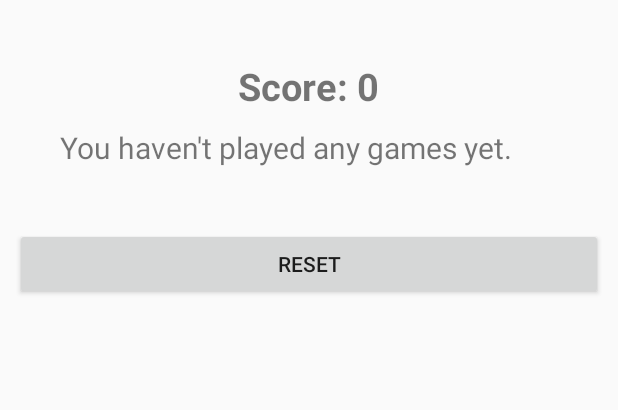
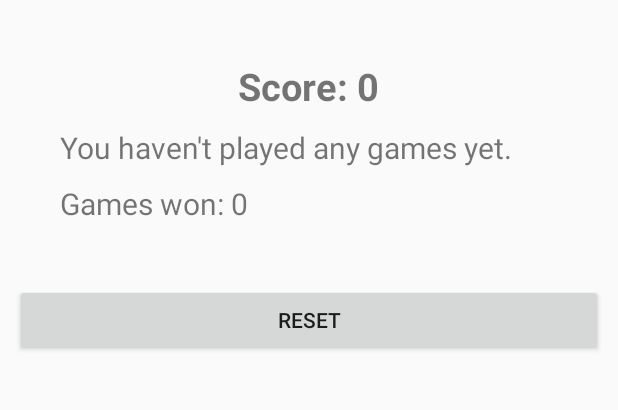
Before and after one commit to mfreiwald/Pixelfighter, an Android app: the StatisticsActivity screen opened directly, with no data from a screen before it, on a phone screen of 412 x 824 dp, the part 271-681 px from its top. Run offline under Robolectric (Android 15) with nearby library versions, the phone set to English and light mode, and no system bars; our stand-ins replace ButterKnife; 4 statements that could not run were skipped.

Commit message:
Games won corrected

```diff
--- a/app/src/main/java/de/lmu/ifi/pixelfighter/activities/StatisticsActivity.java
+++ b/app/src/main/java/de/lmu/ifi/pixelfighter/activities/StatisticsActivity.java
@@ -40,7 +40,7 @@ public class StatisticsActivity extends AppCompatActivity {
 
         gamesView = (TextView) findViewById(R.id.gamesTextView);
         myScore = (TextView) findViewById(R.id.statsScore);
-        //wonGames = (TextView) findViewById(R.id.wonTextView);
+        wonGames = (TextView) findViewById(R.id.wonTextView);
 
         getStats();
 
@@ -85,7 +85,7 @@ public class StatisticsActivity extends AppCompatActivity {
 
         gamesWon = userData.getWon();
         String gamesText = "Games won: " + String.valueOf(gamesWon);
-        //wonGames.setText(gamesText);
+        wonGames.setText(gamesText);
 
         score = userData.getScore();
         String scoreText = "Score: " + String.valueOf(score);
--- a/app/src/main/res/layout/activity_statistics.xml
+++ b/app/src/main/res/layout/activity_statistics.xml
@@ -42,14 +42,14 @@
         android:textSize="20sp"
         android:text="Games played: "/>
 
- <!--   <TextView
+    <TextView
         android:id="@+id/wonTextView"
         android:layout_width="wrap_content"
         android:layout_height="wrap_content"
         android:layout_marginStart="@dimen/top_margin"
         android:layout_marginTop="@dimen/space_margin"
         android:textSize="20sp"
-        android:text="Games won: "/>-->
+        android:text="Games won: "/>
 
     <Button
         android:id="@+id/button_reset"
```
Also changed, not shown: app/src/main/java/de/lmu/ifi/pixelfighter/activities/GameEndActivity.java (+6 -10 lines).
